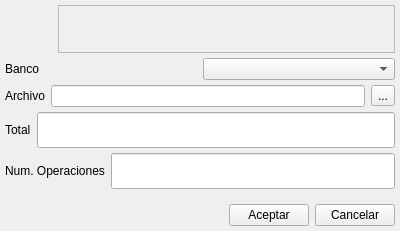
The window that bulmages/bulmafact/plugins/pluginbf_carterapagos/q34base.ui (eboladev/Bulmages-1) describes before a commit, drawn with Qt 5.
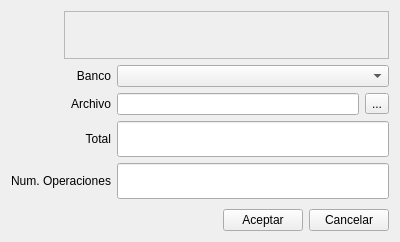
The same window after the commit. Icons and pictures are not drawn. Custom widgets are drawn as their Qt base class.

The edit to the form file:
```diff
--- a/bulmages/bulmafact/plugins/pluginbf_carterapagos/q34base.ui
+++ b/bulmages/bulmafact/plugins/pluginbf_carterapagos/q34base.ui
@@ -1,12 +1,12 @@
 <ui version="4.0" >
  <class>Q34Base</class>
- <widget class="QWidget" name="Q34Base" >
-  <property name="geometry" >
+ <widget class="QWidget" name="Q34Base">
+  <property name="geometry">
    <rect>
     <x>0</x>
     <y>0</y>
     <width>400</width>
-    <height>231</height>
+    <height>242</height>
    </rect>
   </property>
   <property name="windowTitle" >
@@ -16,24 +16,18 @@
    <iconset>
     <normaloff>q34.png</normaloff>q34.png</iconset>
   </property>
-  <layout class="QVBoxLayout" >
-   <property name="spacing" >
+  <layout class="QGridLayout" name="gridLayout">
+   <item row="0" column="0" colspan="5">
+    <layout class="QHBoxLayout">
+     <property name="spacing">
     <number>5</number>
    </property>
-   <property name="margin" >
-    <number>5</number>
-   </property>
-   <item>
-    <layout class="QHBoxLayout" >
-     <property name="spacing" >
-      <number>5</number>
-     </property>
-     <property name="margin" >
+     <property name="margin">
       <number>0</number>
      </property>
      <item>
-      <widget class="QLabel" name="label_5" >
-       <property name="minimumSize" >
+      <widget class="QLabel" name="label_5">
+       <property name="minimumSize">
         <size>
          <width>48</width>
          <height>48</height>
@@ -54,21 +48,21 @@
       </widget>
      </item>
      <item>
-      <widget class="QFrame" name="frame" >
-       <property name="frameShape" >
+      <widget class="QFrame" name="frame">
+       <property name="frameShape">
         <enum>QFrame::StyledPanel</enum>
        </property>
        <property name="frameShadow" >
         <enum>QFrame::Raised</enum>
        </property>
-       <layout class="QGridLayout" >
-        <property name="margin" >
+       <layout class="QGridLayout">
+        <property name="margin">
          <number>5</number>
         </property>
-        <property name="spacing" >
+        <property name="spacing">
          <number>5</number>
         </property>
-        <item row="0" column="3" >
+        <item row="0" column="3">
          <spacer>
           <property name="orientation" >
            <enum>Qt::Horizontal</enum>
@@ -89,71 +83,52 @@
      </item>
     </layout>
    </item>
-   <item>
-    <layout class="QHBoxLayout" >
-     <property name="spacing" >
-      <number>6</number>
-     </property>
-     <property name="margin" >
-      <number>0</number>
-     </property>
-     <item>
-      <widget class="QLabel" name="label" >
-       <property name="text" >
+   <item row="1" column="0" colspan="3">
+    <widget class="QLabel" name="label">
+     <property name="text">
         <string>Banco</string>
        </property>
-      </widget>
-     </item>
-     <item>
-      <widget class="BfBuscarBanco" name="mui_idbanco" />
-     </item>
-    </layout>
-   </item>
-   <item>
-    <layout class="QHBoxLayout" >
-     <property name="spacing" >
-      <number>6</number>
-     </property>
-     <property name="margin" >
-      <number>0</number>
-     </property>
-     <item>
-      <widget class="QLabel" name="label_2" >
-       <property name="text" >
+     <property name="alignment">
+      <set>Qt::AlignRight|Qt::AlignTrailing|Qt::AlignVCenter</set>
+     </property>
+    </widget>
+   </item>
+   <item row="1" column="3" colspan="2">
+    <widget class="BfBuscarBanco" name="mui_idbanco"/>
+   </item>
+   <item row="2" column="0" colspan="3">
+    <widget class="QLabel" name="label_2">
+     <property name="text">
         <string>Archivo</string>
        </property>
-      </widget>
-     </item>
-     <item>
-      <widget class="QLineEdit" name="mui_archivo" />
-     </item>
-     <item>
-      <widget class="QToolButton" name="mui_buscararchivo" >
-       <property name="text" >
+     <property name="alignment">
+      <set>Qt::AlignRight|Qt::AlignTrailing|Qt::AlignVCenter</set>
+     </property>
+    </widget>
+   </item>
+   <item row="2" column="3">
+    <widget class="QLineEdit" name="mui_archivo"/>
+   </item>
+   <item row="2" column="4">
+    <widget class="QToolButton" name="mui_buscararchivo">
+     <property name="text">
         <string>...</string>
        </property>
       </widget>
      </item>
-    </layout>
-   </item>
-   <item>
-    <layout class="QHBoxLayout" >
-     <property name="spacing" >
-      <number>6</number>
-     </property>
-     <property name="margin" >
-      <number>0</number>
-     </property>
-     <item>
-      <widget class="QLabel" name="label_3" >
-       <property name="text" >
+   <item row="3" column="0" colspan="3">
+    <widget class="QLabel" name="label_3">
+     <property name="text">
         <string>Total</string>
        </property>
-      </widget>
-     </item>
-     <item>
-      <widget class="QLineEdit" name="mui_total" >
-       <property name="font" >
+     <property name="alignment">
+      <set>Qt::AlignRight|Qt::AlignTrailing|Qt::AlignVCenter</set>
+     </property>
+    </widget>
+   </item>
+   <item row="3" column="3" colspan="2">
+    <widget class="QLineEdit" name="mui_total">
+     <property name="font">
         <font>
          <pointsize>18</pointsize>
          <weight>75</weight>
@@ -168,26 +143,19 @@
        </property>
       </widget>
      </item>
-    </layout>
-   </item>
-   <item>
-    <layout class="QHBoxLayout" >
-     <property name="spacing" >
-      <number>6</number>
-     </property>
-     <property name="margin" >
-      <number>0</number>
-     </property>
-     <item>
-      <widget class="QLabel" name="label_4" >
-       <property name="text" >
+   <item row="4" column="0" colspan="3">
+    <widget class="QLabel" name="label_4">
+     <property name="text">
         <string>Num. Operaciones</string>
        </property>
-      </widget>
-     </item>
-     <item>
-      <widget class="QLineEdit" name="mui_numop" >
-       <property name="font" >
+     <property name="alignment">
+      <set>Qt::AlignRight|Qt::AlignTrailing|Qt::AlignVCenter</set>
+     </property>
+    </widget>
+   </item>
+   <item row="4" column="3" colspan="2">
+    <widget class="QLineEdit" name="mui_numop">
+     <property name="font">
         <font>
          <pointsize>18</pointsize>
          <weight>75</weight>
@@ -202,9 +170,7 @@
        </property>
       </widget>
      </item>
-    </layout>
-   </item>
-   <item>
+   <item row="5" column="0">
     <spacer>
      <property name="orientation" >
       <enum>Qt::Vertical</enum>
@@ -217,12 +183,12 @@
      </property>
     </spacer>
    </item>
-   <item>
-    <layout class="QHBoxLayout" >
-     <property name="spacing" >
+   <item row="6" column="0" colspan="5">
+    <layout class="QHBoxLayout">
+     <property name="spacing">
       <number>6</number>
      </property>
-     <property name="margin" >
+     <property name="margin">
       <number>0</number>
      </property>
      <item>
@@ -239,15 +205,15 @@
       </spacer>
      </item>
      <item>
-      <widget class="QPushButton" name="mui_aceptar" >
-       <property name="text" >
+      <widget class="QPushButton" name="mui_aceptar">
+       <property name="text">
         <string>Aceptar</string>
        </property>
       </widget>
      </item>
      <item>
-      <widget class="QPushButton" name="mui_cancelar" >
-       <property name="text" >
+      <widget class="QPushButton" name="mui_cancelar">
+       <property name="text">
         <string>Cancelar</string>
        </property>
       </widget>
```
Left out of the diff: 39 changed lines with no effect on the pictures. Lines whose indentation alone changed are shown as unchanged.
